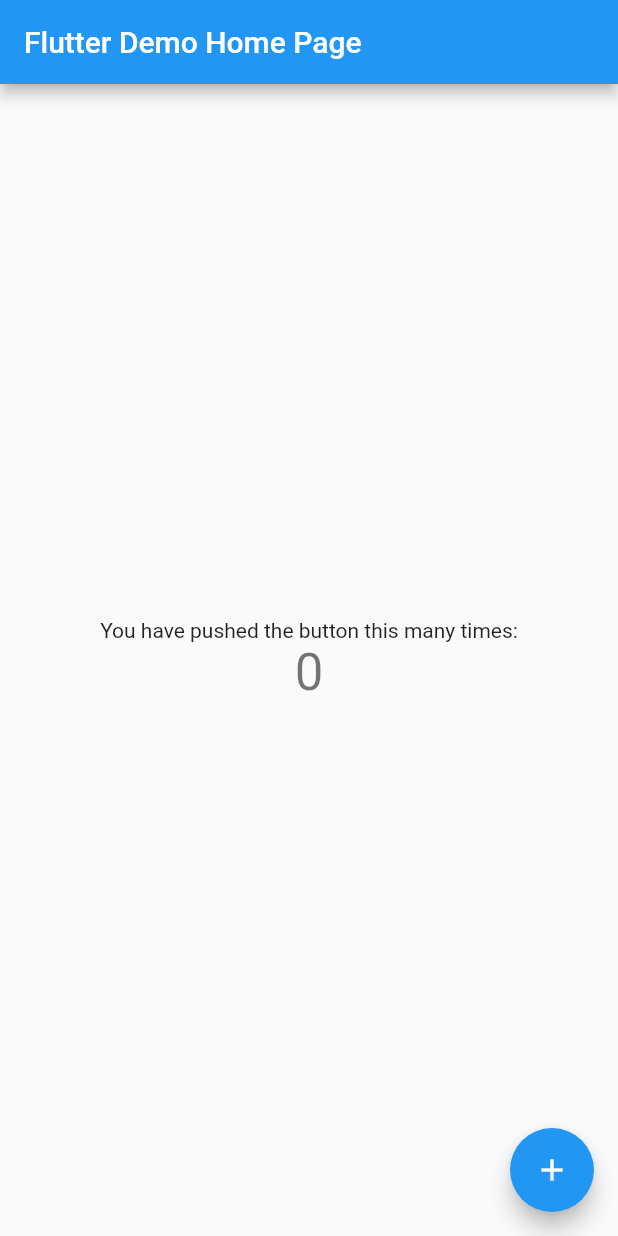
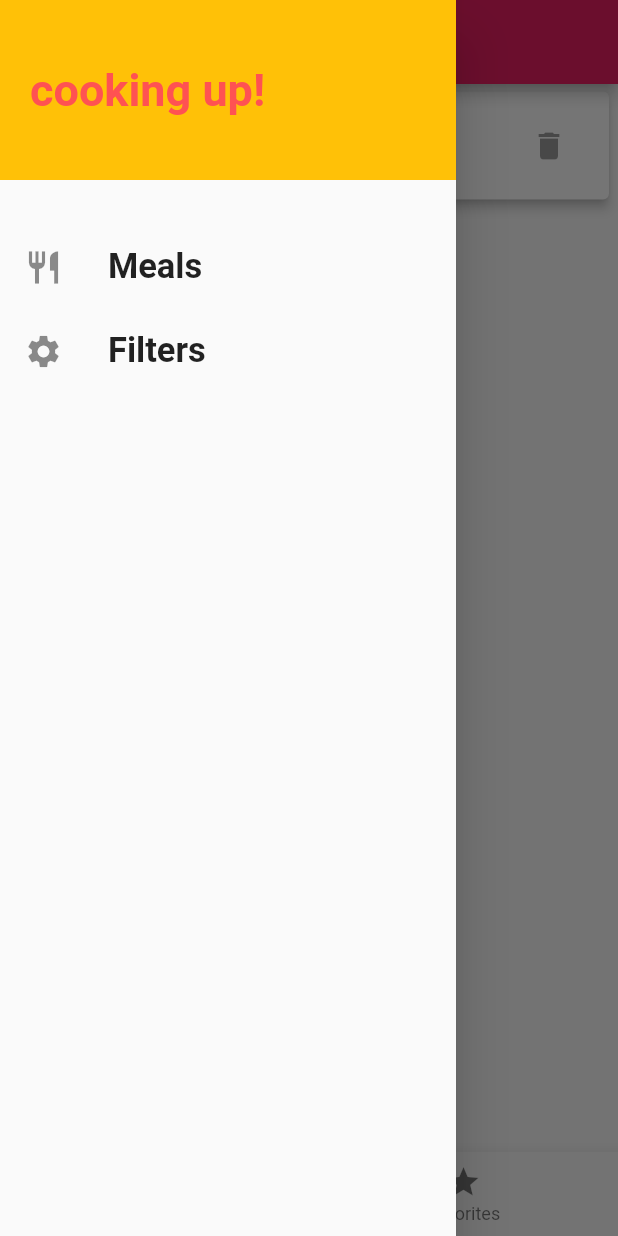
Before and after one commit to mjawa20/test-android, a Flutter app: the screen it shows after launch, with the side drawer open (before the commit the screen has no drawer), on a phone screen of 412 x 824 dp. Run offline on Flutter 3.47's test engine with Material 2 defaults, Android fonts, the phone set to English and light mode, and no system bars.

Commit message:
set model dart && make view

```diff
--- a/lib/main.dart
+++ b/lib/main.dart
@@ -1,3 +1,7 @@
+import 'package:test_android/screens/customerScreen.dart';
+import 'package:test_android/screens/historyScreen.dart';
+import 'package:test_android/screens/tabScreen.dart';
+
 import 'package:flutter/material.dart';
 
 void main() {
@@ -7,109 +11,21 @@
 class MyApp extends StatelessWidget {
   const MyApp({Key? key}) : super(key: key);
 
-  // This widget is the root of your application.
   @override
   Widget build(BuildContext context) {
     return MaterialApp(
       title: 'Flutter Demo',
       theme: ThemeData(
-        // This is the theme of your application.
-        //
-        // Try running your application with "flutter run". You'll see the
-        // application has a blue toolbar. Then, without quitting the app, try
-        // changing the primarySwatch below to Colors.green and then invoke
-        // "hot reload" (press "r" in the console where you ran "flutter run",
-        // or simply save your changes to "hot reload" in a Flutter IDE).
-        // Notice that the counter didn't reset back to zero; the application
-        // is not restarted.
-        primarySwatch: Colors.blue,
-      ),
-      home: const MyHomePage(title: 'Flutter Demo Home Page'),
+          textTheme: const TextTheme(
+              bodyText1: TextStyle(fontWeight: FontWeight.bold, fontSize: 20)),
+          colorScheme: ColorScheme.fromSwatch(
+              primarySwatch: Colors.pink, accentColor: Colors.amber)),
+      initialRoute: '/',
+      routes: {
+        '/': (ctx) => TabsScreen(),
+        HistoryScreen.routeName: (ctx) => const HistoryScreen(),
+        CustomerScreen.routeName: (ctx) => const CustomerScreen(),
+      },
     );
   }
 }
-
-class MyHomePage extends StatefulWidget {
-  const MyHomePage({Key? key, required this.title}) : super(key: key);
-
-  // This widget is the home page of your application. It is stateful, meaning
-  // that it has a State object (defined below) that contains fields that affect
-  // how it looks.
-
-  // This class is the configuration for the state. It holds the values (in this
-  // case the title) provided by the parent (in this case the App widget) and
-  // used by the build method of the State. Fields in a Widget subclass are
-  // always marked "final".
-
-  final String title;
-
-  @override
-  State<MyHomePage> createState() => _MyHomePageState();
-}
-
-class _MyHomePageState extends State<MyHomePage> {
-  int _counter = 0;
-
-  void _incrementCounter() {
-    setState(() {
-      // This call to setState tells the Flutter framework that something has
-      // changed in this State, which causes it to rerun the build method below
-      // so that the display can reflect the updated values. If we changed
-      // _counter without calling setState(), then the build method would not be
-      // called again, and so nothing would appear to happen.
-      _counter++;
-    });
-  }
-
-  @override
-  Widget build(BuildContext context) {
-    // This method is rerun every time setState is called, for instance as done
-    // by the _incrementCounter method above.
-    //
-    // The Flutter framework has been optimized to make rerunning build methods
-    // fast, so that you can just rebuild anything that needs updating rather
-    // than having to individually change instances of widgets.
-    return Scaffold(
-      appBar: AppBar(
-        // Here we take the value from the MyHomePage object that was created by
-        // the App.build method, and use it to set our appbar title.
-        title: Text(widget.title),
-      ),
-      body: Center(
-        // Center is a layout widget. It takes a single child and positions it
-        // in the middle of the parent.
-        child: Column(
-          // Column is also a layout widget. It takes a list of children and
-          // arranges them vertically. By default, it sizes itself to fit its
-          // children horizontally, and tries to be as tall as its parent.
-          //
-          // Invoke "debug painting" (press "p" in the console, choose the
-          // "Toggle Debug Paint" action from the Flutter Inspector in Android
-          // Studio, or the "Toggle Debug Paint" command in Visual Studio Code)
-          // to see the wireframe for each widget.
-          //
-          // Column has various properties to control how it sizes itself and
-          // how it positions its children. Here we use mainAxisAlignment to
-          // center the children vertically; the main axis here is the vertical
-          // axis because Columns are vertical (the cross axis would be
-          // horizontal).
-          mainAxisAlignment: MainAxisAlignment.center,
-          children: <Widget>[
-            const Text(
-              'You have pushed the button this many times:',
-            ),
-            Text(
-              '$_counter',
-              style: Theme.of(context).textTheme.headline4,
-            ),
-          ],
-        ),
-      ),
-      floatingActionButton: FloatingActionButton(
-        onPressed: _incrementCounter,
-        tooltip: 'Increment',
-        child: const Icon(Icons.add),
-      ), // This trailing comma makes auto-formatting nicer for build methods.
-    );
-  }
-}
--- /dev/null
+++ b/lib/models/barang.dart
@@ -0,0 +1,7 @@
+class Barang {
+  final int id;
+  final String nama;
+  final double harga;
+
+  Barang({required this.id, required this.nama, required this.harga});
+}
--- /dev/null
+++ b/lib/models/customer.dart
@@ -0,0 +1,7 @@
+class Customer {
+  final int id;
+  final String nama;
+  final String telp;
+
+  Customer({required this.id, required this.nama, required this.telp});
+}
--- /dev/null
+++ b/lib/models/sales.dart
@@ -0,0 +1,64 @@
+// To parse this JSON data, do
+//
+//     final sales = salesFromJson(jsonString);
+
+import 'dart:convert';
+
+List<Sales> salesFromJson(String str) =>
+    List<Sales>.from(json.decode(str).map((x) => Sales.fromJson(x)));
+
+String salesToJson(List<Sales> data) =>
+    json.encode(List<dynamic>.from(data.map((x) => x.toJson())));
+
+class Sales {
+  Sales({
+    required this.id,
+    required this.kode,
+    required this.tgl,
+    required this.mcustomerId,
+    required this.subtotal,
+    required this.diskon,
+    required this.ongkir,
+    required this.totalBayar,
+    required this.createdAt,
+    required this.updatedAt,
+  });
+
+  int id;
+  String kode;
+  DateTime tgl;
+  int mcustomerId;
+  int subtotal;
+  int diskon;
+  int ongkir;
+  int totalBayar;
+  DateTime createdAt;
+  DateTime updatedAt;
+
+  factory Sales.fromJson(Map<String, dynamic> json) => Sales(
+        id: json["id"],
+        kode: json["kode"],
+        tgl: DateTime.parse(json["tgl"]),
+        mcustomerId: json["mcustomer_id"],
+        subtotal: json["subtotal"],
+        diskon: json["diskon"],
+        ongkir: json["ongkir"],
+        totalBayar: json["total_bayar"],
+        createdAt: DateTime.parse(json["created_at"]),
+        updatedAt: DateTime.parse(json["updated_at"]),
+      );
+
+  Map<String, dynamic> toJson() => {
+        "id": id,
+        "kode": kode,
+        "tgl":
+            "${tgl.year.toString().padLeft(4, '0')}-${tgl.month.toString().padLeft(2, '0')}-${tgl.day.toString().padLeft(2, '0')}",
+        "mcustomer_id": mcustomerId,
+        "subtotal": subtotal,
+        "diskon": diskon,
+        "ongkir": ongkir,
+        "total_bayar": totalBayar,
+        "created_at": createdAt.toIso8601String(),
+        "updated_at": updatedAt.toIso8601String(),
+      };
+}
--- /dev/null
+++ b/lib/models/salesDets.dart
@@ -0,0 +1,59 @@
+import 'dart:convert';
+
+// To parse this JSON data, do
+//
+//     final sales = salesFromJson(jsonString);
+
+List<Sales> salesFromJson(String str) =>
+    List<Sales>.from(json.decode(str).map((x) => Sales.fromJson(x)));
+
+String salesToJson(List<Sales> data) =>
+    json.encode(List<dynamic>.from(data.map((x) => x.toJson())));
+
+class Sales {
+  Sales({
+    required this.id,
+    required this.salesId,
+    required this.barangId,
+    required this.hargaBandrol,
+    required this.qty,
+    required this.diskonPct,
+    required this.diskonNilai,
+    required this.hargaDiskon,
+    required this.total,
+  });
+
+  int id;
+  int salesId;
+  int barangId;
+  int hargaBandrol;
+  int qty;
+  int diskonPct;
+  int diskonNilai;
+  int hargaDiskon;
+  int total;
+
+  factory Sales.fromJson(Map<String, dynamic> json) => Sales(
+        id: json["id"],
+        salesId: json["sales_id"],
+        barangId: json["barang_id"],
+        hargaBandrol: json["harga_bandrol"],
+        qty: json["qty"],
+        diskonPct: json["diskon_pct"],
+        diskonNilai: json["diskon_nilai"],
+        hargaDiskon: json["harga_diskon"],
+        total: json["total"],
+      );
+
+  Map<String, dynamic> toJson() => {
+        "id": id,
+        "sales_id": salesId,
+        "barang_id": barangId,
+        "harga_bandrol": hargaBandrol,
+        "qty": qty,
+        "diskon_pct": diskonPct,
+        "diskon_nilai": diskonNilai,
+        "harga_diskon": hargaDiskon,
+        "total": total,
+      };
+}
--- /dev/null
+++ b/lib/screens/customerScreen.dart
@@ -0,0 +1,52 @@
+import 'package:flutter/material.dart';
+import 'package:test_android/models/sales.dart';
+import 'package:test_android/widgets/cardItem.dart';
+
+class CustomerScreen extends StatefulWidget {
+  static String routeName = '/customer';
+  const CustomerScreen({Key? key}) : super(key: key);
+
+  @override
+  State<CustomerScreen> createState() => _CustomerScreenState();
+}
+
+class _CustomerScreenState extends State<CustomerScreen> {
+  List<Sales>? sales;
+  var isLoaded = false;
+  final _searchController = TextEditingController();
+
+  @override
+  Widget build(BuildContext context) {
+    final mediaQuery = MediaQuery.of(context);
+
+    return Scaffold(
+        body: Column(
+      children: [
+        Container(
+          child: SizedBox(
+            height: 100,
+            child: TextField(
+              decoration: InputDecoration(
+                  hintText: "Search",
+                  prefixIcon: Icon(
+                    Icons.search,
+                    size: 20,
+                  ),
+                  border: OutlineInputBorder()),
+              controller: _searchController,
+              keyboardType: TextInputType.text,
+            ),
+          ),
+        ),
+        Expanded(
+          child: ListView.builder(
+            itemCount: 10,
+            itemBuilder: (ctx, index) {
+              return CardItem(id: 12, title: 'jawhir', subtitle: '192837');
+            },
+          ),
+        ),
+      ],
+    ));
+  }
+}
--- /dev/null
+++ b/lib/screens/historyScreen.dart
@@ -0,0 +1,48 @@
+import 'package:flutter/material.dart';
+import 'package:test_android/models/sales.dart';
+
+class HistoryScreen extends StatefulWidget {
+  static String routeName = '/history';
+  const HistoryScreen({Key? key}) : super(key: key);
+
+  @override
+  State<HistoryScreen> createState() => _HistoryScreenState();
+}
+
+class _HistoryScreenState extends State<HistoryScreen> {
+  List<Sales>? sales;
+  var isLoaded = false;
+  @override
+  Widget build(BuildContext context) {
+    final mediaQuery = MediaQuery.of(context);
+    return const Scaffold(
+      body: Card(
+        elevation: 3,
+        margin: const EdgeInsets.symmetric(horizontal: 6, vertical: 5),
+        child: ListTile(
+          leading: CircleAvatar(
+            radius: 30,
+            child: Padding(
+              padding: const EdgeInsets.all(6),
+              child: FittedBox(
+                child: Text('\$asdasd'),
+              ),
+            ),
+          ),
+          title: Text(
+            'asd',
+            style: TextStyle(
+              fontWeight: FontWeight.bold,
+            ),
+          ),
+          subtitle: Text('asd'),
+          trailing: IconButton(
+            icon: Icon(Icons.delete),
+            color: Colors.red,
+            onPressed: null,
+          ),
+        ),
+      ),
+    );
+  }
+}
--- /dev/null
+++ b/lib/screens/main_drawer.dart
@@ -0,0 +1,59 @@
+import 'package:flutter/material.dart';
+
+class MainDrawer extends StatelessWidget {
+  const MainDrawer({Key? key}) : super(key: key);
+
+  @override
+  Widget build(BuildContext context) {
+    return Drawer(
+      child: Column(
+        children: [
+          Container(
+            height: 120,
+            width: double.infinity,
+            padding: const EdgeInsets.all(20),
+            alignment: Alignment.centerLeft,
+            decoration: const BoxDecoration(color: Colors.amber),
+            child: const Text(
+              'cooking up!',
+              style: TextStyle(
+                  fontWeight: FontWeight.bold,
+                  fontSize: 30,
+                  color: Colors.redAccent),
+            ),
+          ),
+          const SizedBox(
+            height: 30,
+          ),
+          const ListTile(
+            // onTap: () {
+            //   Navigator.of(context).pushReplacementNamed('/');
+            // },
+            leading: Icon(
+              Icons.restaurant,
+              size: 26,
+            ),
+            title: Text(
+              'Meals',
+              style: TextStyle(fontSize: 23),
+            ),
+          ),
+          const ListTile(
+            // onTap: () {
+            //   Navigator.of(context)
+            //       .pushReplacementNamed(FiltersScreen.routeName);
+            // },
+            leading: Icon(
+              Icons.settings,
+              size: 26,
+            ),
+            title: Text(
+              'Filters',
+              style: TextStyle(fontSize: 23),
+            ),
+          ),
+        ],
+      ),
+    );
+  }
+}
--- /dev/null
+++ b/lib/screens/tabScreen.dart
@@ -0,0 +1,41 @@
+import 'package:test_android/screens/customerScreen.dart';
+import 'package:test_android/screens/historyScreen.dart';
+
+import 'package:flutter/material.dart';
+import 'package:test_android/screens/main_drawer.dart';
+
+class TabsScreen extends StatefulWidget {
+  @override
+  State<TabsScreen> createState() => _TabsScreenState();
+}
+
+class _TabsScreenState extends State<TabsScreen> {
+  final List<Map<String, dynamic>> _pages = [
+    {'title': 'History', 'view': const HistoryScreen()},
+    {'title': 'Customer', 'view': const CustomerScreen()}
+  ];
+  int _currentIndex = 0;
+
+  void _selectPage(int index) {
+    setState(() {
+      _currentIndex = index;
+    });
+  }
+
+  @override
+  Widget build(BuildContext context) {
+    return Scaffold(
+        appBar: AppBar(title: Text(_pages[_currentIndex]['title'])),
+        drawer: const MainDrawer(),
+        body: _pages[_currentIndex]['view'],
+        bottomNavigationBar: BottomNavigationBar(
+          onTap: _selectPage,
+          currentIndex: _currentIndex,
+          items: [
+            BottomNavigationBarItem(
+                icon: Icon(Icons.category), label: 'Categories'),
+            BottomNavigationBarItem(icon: Icon(Icons.star), label: 'Favorites'),
+          ],
+        ));
+  }
+}
--- /dev/null
+++ b/lib/widgets/cardItem.dart
@@ -0,0 +1,52 @@
+import 'package:flutter/material.dart';
+// import 'package:intl/intl.dart';
+
+class CardItem extends StatelessWidget {
+  final int id;
+  final String title;
+  final String subtitle;
+  // final Function deleteTx;
+  CardItem({required this.id, required this.title, required this.subtitle});
+
+  @override
+  Widget build(BuildContext context) {
+    final mediaQuery = MediaQuery.of(context);
+    return Card(
+      elevation: 3,
+      margin: const EdgeInsets.symmetric(horizontal: 6, vertical: 5),
+      child: ListTile(
+        leading: CircleAvatar(
+          radius: 30,
+          child: Padding(
+            padding: const EdgeInsets.all(6),
+            child: FittedBox(
+              child: Text(id.toString()),
+            ),
+          ),
+        ),
+        title: Text(
+          title,
+          style: const TextStyle(
+            fontWeight: FontWeight.bold,
+          ),
+        ),
+        subtitle: Text(subtitle),
+        trailing: mediaQuery.size.width > 460
+            ? TextButton.icon(
+                onPressed: () => null,
+                icon: const Icon(Icons.delete),
+                label: const Text('Delete'),
+                style: TextButton.styleFrom(
+                  primary: Colors.red,
+                ),
+              )
+            : IconButton(
+                icon: const Icon(Icons.delete),
+                color: Colors.red,
+                onPressed: () => null,
+              ),
+      ),
+    );
+    ;
+  }
+}
--- a/pubspec.yaml
+++ b/pubspec.yaml
@@ -34,6 +34,7 @@
   # The following adds the Cupertino Icons font to your application.
   # Use with the CupertinoIcons class for iOS style icons.
   cupertino_icons: ^1.0.2
+  http: ^0.13.4
 
 dev_dependencies:
   flutter_test:
```
Also changed, not shown: pubspec.lock.
